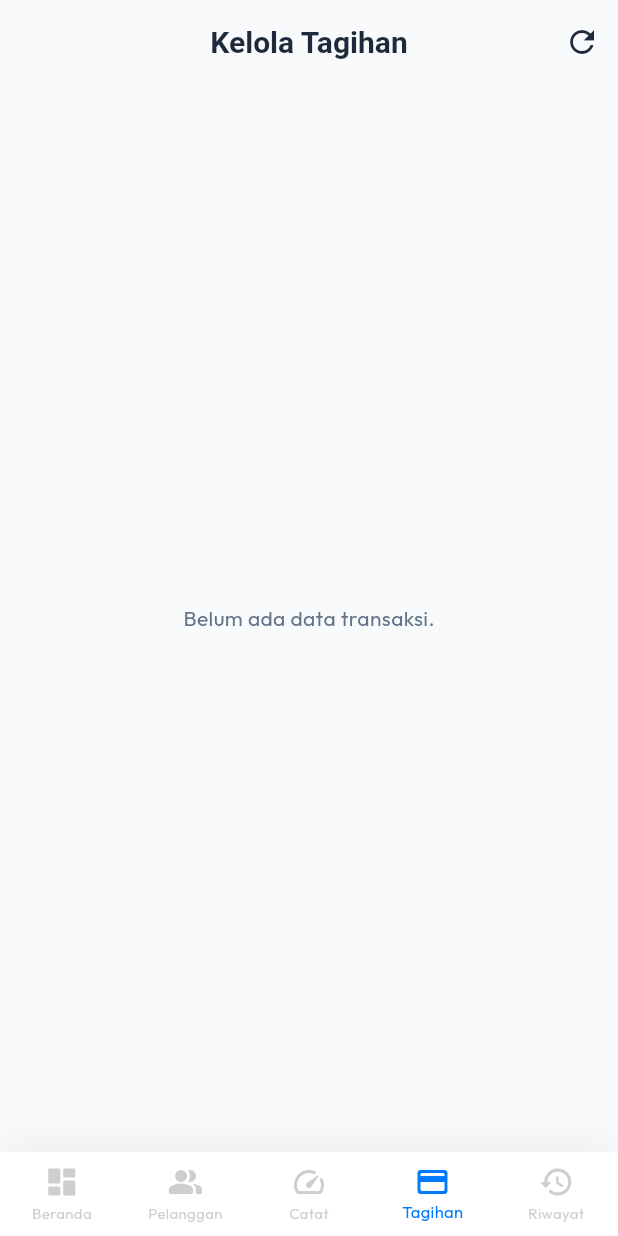
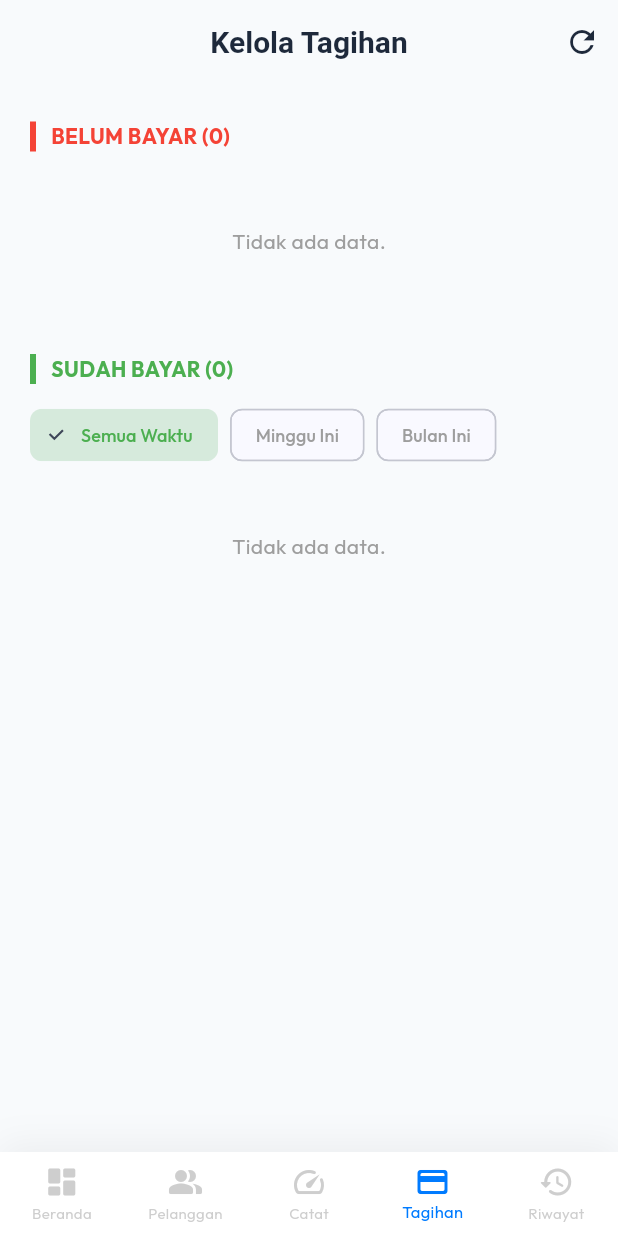
Before and after one commit to syababamin5-lab/ansa-waterpams, a Flutter app: the screen it shows after launch, item 4 of the bottom bar chosen, after a tap on the "refresh" icon, on a phone screen of 412 x 824 dp. Run offline on Flutter 3.47's test engine with Material 3 defaults, Android fonts, the phone set to English and light mode, and no system bars; drawn by our look-alikes of flutter_animate; our stand-ins replace device_preview, fl_chart, google_fonts, pdf, printing, sqflite and 1 more; accounts and stored records are empty.

Commit message:
Split Tagihan screen into Unpaid/Paid sections and added Time-based filtering (Week/Month) for paid items

```diff
--- a/lib/features/tagihan/tagihan_screen.dart
+++ b/lib/features/tagihan/tagihan_screen.dart
@@ -12,7 +12,11 @@ class TagihanScreen extends StatefulWidget {
 
 class _TagihanScreenState extends State<TagihanScreen> {
   final SupabaseService _supabaseService = SupabaseService();
-  List<Map<String, dynamic>> _allTagihan = [];
+  List<Map<String, dynamic>> _pendingTagihan = [];
+  List<Map<String, dynamic>> _lunasTagihan = [];
+  List<Map<String, dynamic>> _filteredLunas = [];
+
+  String _filterType = 'Semua'; // Semua, Minggu, Bulan
   bool _isLoading = true;
 
   @override
@@ -25,13 +29,34 @@ class _TagihanScreenState extends State<TagihanScreen> {
     try {
       final transaksi = await _supabaseService.getAllTransaksi();
       setState(() {
-        _allTagihan = transaksi;
+        _pendingTagihan = transaksi.where((t) => t['status'] != 'LUNAS').toList();
+        _lunasTagihan = transaksi.where((t) => t['status'] == 'LUNAS').toList();
+        _applyFilter();
         _isLoading = false;
       });
     } catch (e) {
       debugPrint("Error: $e");
       if (mounted) setState(() => _isLoading = false);
     }
+  }
+
+  void _applyFilter() {
+    final now = DateTime.now();
+    setState(() {
+      if (_filterType == 'Minggu') {
+        _filteredLunas = _lunasTagihan.where((t) {
+          final date = DateTime.parse(t['tanggal_catat']);
+          return now.difference(date).inDays <= 7;
+        }).toList();
+      } else if (_filterType == 'Bulan') {
+        _filteredLunas = _lunasTagihan.where((t) {
+          final date = DateTime.parse(t['tanggal_catat']);
+          return date.month == now.month && date.year == now.year;
+        }).toList();
+      } else {
+        _filteredLunas = List.from(_lunasTagihan);
+      }
+    });
   }
 
   String formatRupiah(dynamic amount) {
@@ -49,81 +74,104 @@ class _TagihanScreenState extends State<TagihanScreen> {
       ),
       body: _isLoading
           ? const Center(child: CircularProgressIndicator())
-          : _allTagihan.isEmpty
-              ? const Center(child: Text('Belum ada data transaksi.'))
-              : ListView.builder(
-                  padding: const EdgeInsets.all(20),
-                  itemCount: _allTagihan.length,
-                  itemBuilder: (context, index) {
-                    final t = _allTagihan[index];
-                    final isLunas = t['status'] == 'LUNAS';
+          : CustomScrollView(
+              slivers: [
+                // SEKSI BELUM BAYAR
+                _buildSliverHeader('BELUM BAYAR (${_pendingTagihan.length})', Colors.red),
+                _buildSliverList(_pendingTagihan, isLunas: false),
 
-                    return Container(
-                      margin: const EdgeInsets.only(bottom: 15),
-                      decoration: BoxDecoration(
-                        color: Colors.white,
-                        borderRadius: BorderRadius.circular(20),
-                        border: Border.all(
-                          color: isLunas ? Colors.green.withOpacity(0.3) : Colors.red.withOpacity(0.3),
-                          width: 2,
-                        ),
-                        boxShadow: [
-                          BoxShadow(
-                            color: Colors.black.withOpacity(0.05),
-                            blurRadius: 10,
-                            offset: const Offset(0, 5),
-                          ),
-                        ],
-                      ),
-                      child: ListTile(
-                        contentPadding: const EdgeInsets.all(15),
-                        onTap: isLunas ? null : () => _showPaymentDialog(t),
-                        leading: CircleAvatar(
-                          backgroundColor: isLunas ? Colors.green.withOpacity(0.1) : Colors.red.withOpacity(0.1),
-                          child: Icon(
-                            isLunas ? Icons.check_circle : Icons.pending_actions,
-                            color: isLunas ? Colors.green : Colors.red,
-                          ),
-                        ),
-                        title: Row(
-                          children: [
-                            Expanded(child: Text(t['pelanggan']['nama'], style: const TextStyle(fontWeight: FontWeight.bold))),
-                            _buildStatusBadge(isLunas),
-                          ],
-                        ),
-                        subtitle: Column(
-                          crossAxisAlignment: CrossAxisAlignment.start,
-                          children: [
-                            const SizedBox(height: 5),
-                            Text('Pemakaian: ${t['pemakaian']} m³', style: const TextStyle(fontSize: 12)),
-                            if (isLunas) Text('Metode: ${t['metode_bayar'] ?? '-'}', style: const TextStyle(fontSize: 10, color: Colors.grey)),
-                          ],
-                        ),
-                        trailing: Text(
-                          formatRupiah(t['total_bayar']),
-                          style: TextStyle(
-                            fontWeight: FontWeight.bold,
-                            color: isLunas ? Colors.green : Colors.red,
-                            fontSize: 16,
-                          ),
-                        ),
-                      ),
-                    );
-                  },
-                ),
+                // DIVIDER & FILTER SEKSI LUNAS
+                _buildSliverHeader('SUDAH BAYAR (${_filteredLunas.length})', Colors.green),
+                _buildSliverFilter(),
+
+                // SEKSI SUDAH BAYAR
+                _buildSliverList(_filteredLunas, isLunas: true),
+
+                const SliverToBoxAdapter(child: SizedBox(height: 100)),
+              ],
+            ),
     );
   }
 
-  Widget _buildStatusBadge(bool isLunas) {
-    return Container(
-      padding: const EdgeInsets.symmetric(horizontal: 10, vertical: 4),
-      decoration: BoxDecoration(
-        color: isLunas ? Colors.green : Colors.orange,
-        borderRadius: BorderRadius.circular(20),
+  Widget _buildSliverHeader(String title, Color color) {
+    return SliverToBoxAdapter(
+      child: Padding(
+        padding: const EdgeInsets.fromLTRB(20, 25, 20, 10),
+        child: Row(
+          children: [
+            Container(width: 4, height: 20, color: color),
+            const SizedBox(width: 10),
+            Text(title, style: TextStyle(fontSize: 14, fontWeight: FontWeight.bold, color: color)),
+          ],
+        ),
       ),
-      child: Text(
-        isLunas ? 'LUNAS' : 'PENDING',
-        style: const TextStyle(color: Colors.white, fontSize: 10, fontWeight: FontWeight.bold),
+    );
+  }
+
+  Widget _buildSliverFilter() {
+    return SliverToBoxAdapter(
+      child: SingleChildScrollView(
+        scrollDirection: Axis.horizontal,
+        padding: const EdgeInsets.symmetric(horizontal: 20),
+        child: Row(
+          children: ['Semua', 'Minggu', 'Bulan'].map((type) {
+            final isSelected = _filterType == type;
+            return Padding(
+              padding: const EdgeInsets.only(right: 8),
+              child: ChoiceChip(
+                label: Text(type == 'Semua' ? 'Semua Waktu' : '$type Ini'),
+                selected: isSelected,
+                selectedColor: Colors.green.withOpacity(0.2),
+                labelStyle: TextStyle(color: isSelected ? Colors.green : Colors.grey, fontSize: 12),
+                onSelected: (val) {
+                  if (val) {
+                    setState(() => _filterType = type);
+                    _applyFilter();
+                  }
+                },
+              ),
+            );
+          }).toList(),
+        ),
+      ),
+    );
+  }
+
+  Widget _buildSliverList(List<Map<String, dynamic>> list, {required bool isLunas}) {
+    if (list.isEmpty) {
+      return const SliverToBoxAdapter(
+        child: Padding(
+          padding: EdgeInsets.all(40),
+          child: Center(child: Text('Tidak ada data.', style: TextStyle(color: Colors.grey))),
+        ),
+      );
+    }
+
+    return SliverPadding(
+      padding: const EdgeInsets.symmetric(horizontal: 20),
+      sliver: SliverList(
+        delegate: SliverChildBuilderDelegate(
+          (context, index) {
+            final t = list[index];
+            return Container(
+              margin: const EdgeInsets.only(bottom: 12),
+              decoration: BoxDecoration(
+                color: Colors.white,
+                borderRadius: BorderRadius.circular(15),
+                border: Border.all(color: isLunas ? Colors.green.withOpacity(0.1) : Colors.red.withOpacity(0.1)),
+              ),
+              child: ListTile(
+                onTap: isLunas ? null : () => _showPaymentDialog(t),
+                leading: Icon(isLunas ? Icons.check_circle : Icons.pending, color: isLunas ? Colors.green : Colors.red),
+                title: Text(t['pelanggan']['nama'], style: const TextStyle(fontWeight: FontWeight.bold, fontSize: 14)),
+                subtitle: Text('Pakai: ${t['pemakaian']} m³ ${isLunas ? '(${t['metode_bayar']})' : ''}', style: const TextStyle(fontSize: 11)),
+                trailing: Text(formatRupiah(t['total_bayar']),
+                    style: TextStyle(fontWeight: FontWeight.bold, color: isLunas ? Colors.green : Colors.red)),
+              ),
+            );
+          },
+          childCount: list.length,
+        ),
       ),
     );
   }
@@ -132,19 +180,11 @@ class _TagihanScreenState extends State<TagihanScreen> {
     showDialog(
       context: context,
       builder: (context) => AlertDialog(
-        shape: RoundedRectangleBorder(borderRadius: BorderRadius.circular(20)),
-        title: const Text('Proses Pembayaran'),
-        content: Text('Selesaikan pembayaran untuk ${t['pelanggan']['nama']} sebesar ${formatRupiah(t['total_bayar'])}?'),
+        title: const Text('Konfirmasi Bayar'),
+        content: Text('Pelanggan: ${t['pelanggan']['nama']}\nTotal: ${formatRupiah(t['total_bayar'])}'),
         actions: [
-          TextButton(
-            onPressed: () => _prosesBayar(t['id'], 'CASH'),
-            child: const Text('💰 CASH'),
-          ),
-          ElevatedButton(
-            style: ElevatedButton.styleFrom(backgroundColor: AppTheme.primaryColor),
-            onPressed: () => _prosesBayar(t['id'], 'BANK'),
-            child: const Text('🏦 BANK', style: TextStyle(color: Colors.white)),
-          ),
+          TextButton(onPressed: () => _prosesBayar(t['id'], 'CASH'), child: const Text('💰 CASH')),
+          ElevatedButton(onPressed: () => _prosesBayar(t['id'], 'BANK'), child: const Text('🏦 BANK')),
         ],
       ),
     );
```
